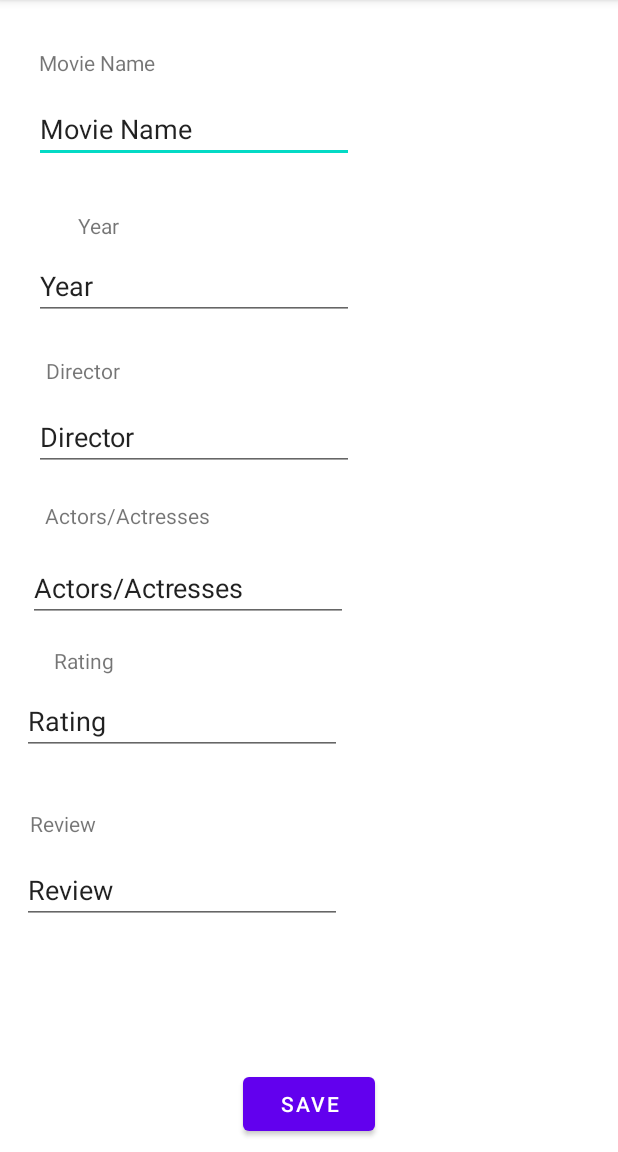
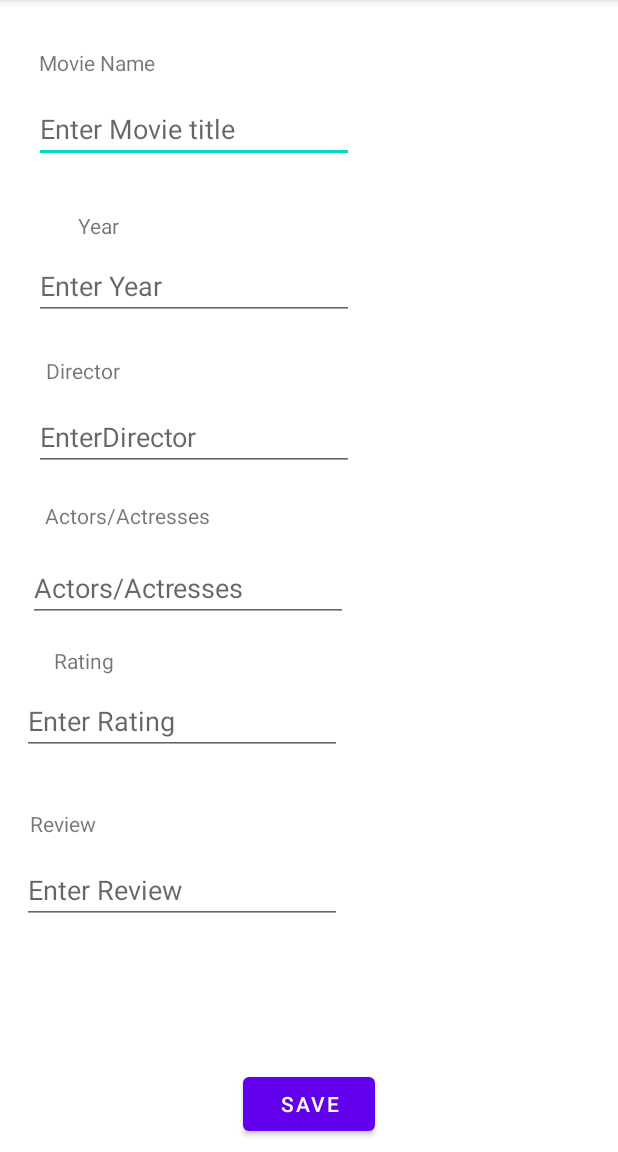
Before and after one commit to chehansivaruban/MAD_CW2, an Android app: the RegisterActivity screen opened directly, with no data from a screen before it, on a phone screen of 412 x 824 dp, the part 84-1236 px from its top. Run offline under Robolectric (Android 15) with nearby library versions, the phone set to English and light mode, and no system bars.

Commit message:
register movie completed

```diff
--- a/courwork2.1/app/src/main/java/com/example/coursework21/RegisterActivity.java
+++ b/courwork2.1/app/src/main/java/com/example/coursework21/RegisterActivity.java
@@ -2,9 +2,12 @@ package com.example.coursework21;
 
 import androidx.appcompat.app.AppCompatActivity;
 
+import android.graphics.Color;
 import android.os.Bundle;
+import android.view.View;
 import android.widget.Button;
 import android.widget.EditText;
+import android.widget.Toast;
 
 public class RegisterActivity extends AppCompatActivity {
     EditText title;
@@ -14,11 +17,74 @@ public class RegisterActivity extends AppCompatActivity {
     EditText rating;
     EditText review;
     Button save;
+    Database DB;
 
 
     @Override
     protected void onCreate(Bundle savedInstanceState) {
         super.onCreate(savedInstanceState);
         setContentView(R.layout.activity_register);
+        title = findViewById(R.id.edit1);
+        year = findViewById(R.id.edit2);
+        director = findViewById(R.id.edit3);
+        act = findViewById(R.id.edit4);
+        rating = findViewById(R.id.edit5);
+        review = findViewById(R.id.edit6);
+        save = findViewById(R.id.savebtn);
+        DB = new Database(this);
+
+
     }
+
+    public void save(View view) throws Exception {
+        String titleTxt = title.getText().toString();
+        String yearTxt = year.getText().toString();
+        String directorTxt = director.getText().toString();
+        String actTxt = act.getText().toString();
+        String ratingeTxt = rating.getText().toString();
+        String reviewTxt = review.getText().toString();
+        try{
+        if((0<Integer.parseInt(ratingeTxt) && Integer.parseInt(ratingeTxt)<11) && (Integer.parseInt(yearTxt) > 1895)){
+            boolean checkinsertdata = DB.insertmoviedata(titleTxt, yearTxt, directorTxt, actTxt, ratingeTxt, reviewTxt);
+            if (checkinsertdata == true) {
+                Toast.makeText(RegisterActivity.this, "Movie added", Toast.LENGTH_SHORT).show();
+            } else {
+                Toast.makeText(RegisterActivity.this, "Movie not added", Toast.LENGTH_SHORT).show();
+            }
+        } else{
+            if(0>Integer.parseInt(ratingeTxt) || Integer.parseInt(ratingeTxt)>11) {
+                //rating.setText("Rating should be between 1 to 10");
+                rating.setText("");
+                rating.setHint("Rating should be between 1 to 10");
+                rating.setHintTextColor(Color.RED);
+
+                Toast.makeText(RegisterActivity.this,"Input error",Toast.LENGTH_SHORT).show();
+            }
+            if (Integer.parseInt(yearTxt) < 1895) {
+                year.setText("");
+                year.setHint("Enter an year after 1895");
+                year.setHintTextColor(Color.RED);
+                Toast.makeText(RegisterActivity.this,"Input error",Toast.LENGTH_SHORT).show();
+            }
+        }
+        }catch (Exception e){
+
+//            if(0>Integer.parseInt(ratingeTxt) || Integer.parseInt(ratingeTxt)>11) {
+//                rating.setText("Rating should be between 1 to 10");
+//                rating.setTextColor(Color.RED);
+//                Toast.makeText(RegisterActivity.this,"Input error",Toast.LENGTH_SHORT).show();
+//            }
+//            if (Integer.parseInt(yearTxt) < 1895) {
+//
+//            year.setText("Enter an year after 1895");
+//            year.setTextColor(Color.RED);
+            Toast.makeText(RegisterActivity.this,"Input error",Toast.LENGTH_SHORT).show();
+
+
+
+
+//        }
+    }
+        }
+
 }
--- a/courwork2.1/app/src/main/res/layout/activity_register.xml
+++ b/courwork2.1/app/src/main/res/layout/activity_register.xml
@@ -26,9 +26,9 @@
         android:layout_marginEnd="176dp"
         android:layout_marginRight="176dp"
         android:ems="10"
-        android:text="Movie Name"
         app:layout_constraintEnd_toEndOf="parent"
         app:layout_constraintTop_toBottomOf="@+id/txt1"
+        android:hint="Enter Movie title"
         android:inputType="textAutoComplete"/>
 
     <TextView
@@ -51,7 +51,7 @@
         android:layout_marginRight="176dp"
         android:ems="10"
         android:inputType="number"
-        android:text="Year "
+        android:hint="Enter Year "
         app:layout_constraintEnd_toEndOf="parent"
         app:layout_constraintTop_toBottomOf="@+id/txt2" />
 
@@ -75,7 +75,7 @@
         android:layout_marginRight="176dp"
         android:ems="10"
         android:inputType="textPersonName"
-        android:text="Director"
+        android:hint="EnterDirector"
         app:layout_constraintEnd_toEndOf="parent"
         app:layout_constraintTop_toBottomOf="@+id/txt3" />
 
@@ -88,7 +88,7 @@
         android:layout_marginRight="184dp"
         android:ems="10"
         android:inputType="number"
-        android:text="Rating"
+        android:hint="Enter Rating"
         app:layout_constraintEnd_toEndOf="parent"
         app:layout_constraintTop_toBottomOf="@+id/txt5" />
 
@@ -123,7 +123,7 @@
         android:layout_marginRight="180dp"
         android:ems="10"
         android:inputType="textMultiLine"
-        android:text="Actors/Actresses"
+        android:hint="Actors/Actresses"
         app:layout_constraintEnd_toEndOf="parent"
         app:layout_constraintTop_toBottomOf="@+id/txt4" />
 
@@ -136,7 +136,7 @@
         android:layout_marginRight="184dp"
         android:ems="10"
         android:inputType="textMultiLine"
-        android:text="Review"
+        android:hint="Enter Review"
         app:layout_constraintEnd_toEndOf="parent"
         app:layout_constraintTop_toBottomOf="@+id/textView6" />
 
@@ -161,7 +161,8 @@
         android:text="Save"
         app:layout_constraintBottom_toBottomOf="parent"
         app:layout_constraintEnd_toEndOf="parent"
-        app:layout_constraintStart_toStartOf="parent" />
+        app:layout_constraintStart_toStartOf="parent"
+        android:onClick="save"/>
 
 
 </androidx.constraintlayout.widget.ConstraintLayout>
```
